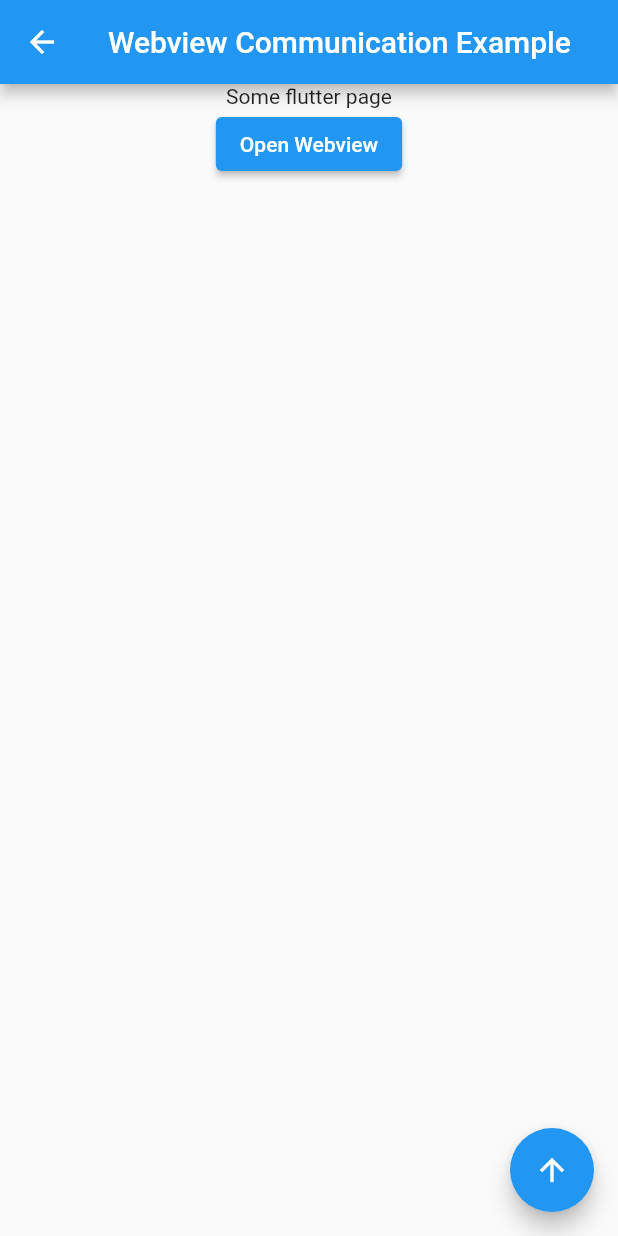
After one commit to gd46/flutter-examples, a Flutter app: the WebViewCommunicationExamplePage screen opened by its route, on a phone screen of 412 x 824 dp. The commit adds this screen. Run offline on Flutter 3.47's test engine with Material 2 defaults, Android fonts, the phone set to English and light mode, and no system bars; our stand-ins replace bloc, flutter_bloc, webview_flutter.

Commit message:
build out webview communication example

```diff
--- a/lib/main.dart
+++ b/lib/main.dart
@@ -3,6 +3,7 @@ import 'package:flutter_bloc/flutter_bloc.dart';
 import 'package:flutter_sample_app/blocs/counter/counter_bloc.dart';
 import 'package:flutter_sample_app/pages/counter/counter_page.dart';
 import 'package:flutter_sample_app/pages/home/home_page.dart';
+import 'package:flutter_sample_app/pages/webview/webview_communication_example_page.dart';
 import 'package:flutter_sample_app/pages/webview/webview_loading_example_page.dart';
 
 void main() {
@@ -34,7 +35,9 @@ class MyApp extends StatelessWidget {
       routes: {
         '/webview-loading': (BuildContext context) =>
             const WebViewLoadingExamplePage(),
-        '/counter': (BuildContext context) => const CounterPage()
+        '/webview-communication': (BuildContext context) =>
+            const WebViewCommunicationExamplePage(),
+        '/counter': (BuildContext context) => const CounterPage(),
       },
       home: const MyHomePage(),
     );
--- a/lib/pages/examples/examples_page.dart
+++ b/lib/pages/examples/examples_page.dart
@@ -33,6 +33,16 @@ class _ExamplesPageState extends State<ExamplesPage> {
             onTap: () async {
               await Navigator.pushNamed(context, '/webview-loading');
             },
+          )),
+          Card(
+              child: ListTile(
+            title: const Text(
+              'Webview Communication example',
+              style: TextStyle(fontWeight: FontWeight.w500, color: Colors.blue),
+            ),
+            onTap: () async {
+              await Navigator.pushNamed(context, '/webview-communication');
+            },
           ))
         ],
       ),
--- /dev/null
+++ b/lib/pages/webview/webview_communication_example_page.dart
@@ -0,0 +1,97 @@
+import 'dart:convert';
+import 'dart:io';
+
+import 'package:flutter/material.dart';
+import 'package:flutter/services.dart' show rootBundle;
+import 'package:flutter_sample_app/shared/constants/loading_state_constants.dart';
+import 'package:webview_flutter/webview_flutter.dart';
+
+class WebViewCommunicationExamplePage extends StatefulWidget {
+  const WebViewCommunicationExamplePage({Key? key}) : super(key: key);
+
+  @override
+  State<WebViewCommunicationExamplePage> createState() =>
+      _WebViewCommunicationExamplePageState();
+}
+
+class _WebViewCommunicationExamplePageState
+    extends State<WebViewCommunicationExamplePage> {
+  late int _selectedIndex = 0;
+  late WebViewController _controller;
+
+  @override
+  void initState() {
+    super.initState();
+    // Enable virtual display.
+    if (Platform.isAndroid) WebView.platform = AndroidWebView();
+  }
+
+  @override
+  Widget build(BuildContext context) {
+    return Scaffold(
+      appBar: AppBar(
+        title: const Text('Webview Communication Example'),
+      ),
+      body: IndexedStack(
+        index: _selectedIndex,
+        children: [
+          Center(
+            child: Column(
+              children: [
+                const Text('Some flutter page'),
+                ElevatedButton(
+                    onPressed: () {
+                      setState(() {
+                        _selectedIndex = 1;
+                      });
+                    },
+                    child: const Text('Open Webview'))
+              ],
+            ),
+          ),
+          WebView(
+            initialUrl: 'http://localhost:4200/',
+            javascriptMode: JavascriptMode.unrestricted,
+            javascriptChannels: {
+              JavascriptChannel(
+                  name: 'snackBarHandler',
+                  onMessageReceived: (JavascriptMessage message) {
+                    ScaffoldMessenger.of(context)
+                        .showSnackBar(SnackBar(content: Text(message.message)));
+                  }),
+              JavascriptChannel(
+                  name: 'navigationHandler',
+                  onMessageReceived: (JavascriptMessage javascriptMessage) {
+                    if (javascriptMessage.message == 'open') {
+                      setState(() {
+                        _selectedIndex = 1;
+                      });
+                    } else if (javascriptMessage.message == 'close') {
+                      setState(() {
+                        _selectedIndex = 0;
+                      });
+                    }
+                  })
+            },
+            onWebViewCreated: (WebViewController webviewController) {
+              _controller = webviewController;
+            },
+          )
+        ],
+      ),
+      floatingActionButton: FloatingActionButton(
+        child: const Icon(Icons.arrow_upward),
+        onPressed: () {
+          _controller.runJavascript('Container.setTitle("From Flutter")');
+        },
+      ),
+    );
+  }
+
+  /*
+   * If you wanted to load local flutter asset with html and javascript bridge
+   */
+  _loadHtmlFromAssets() async {
+    _controller.loadFlutterAsset('assets/index.html');
+  }
+}
--- a/pubspec.yaml
+++ b/pubspec.yaml
@@ -36,6 +36,7 @@ dependencies:
   cupertino_icons: ^1.0.2
   flutter_bloc: ^8.0.1
   webview_flutter: ^3.0.0
+  path_provider: ^2.0.9
 
 dev_dependencies:
   flutter_test:
@@ -60,7 +61,9 @@ flutter:
   uses-material-design: true
 
   # To add assets to your application, add an assets section, like this:
-  # assets:
+  assets:
+    - assets/index.html
+    - assets/flutter-bridge.js
   #   - images/a_dot_burr.jpeg
   #   - images/a_dot_ham.jpeg
 
```
Also changed, not shown: pubspec.lock, 4 other files.
